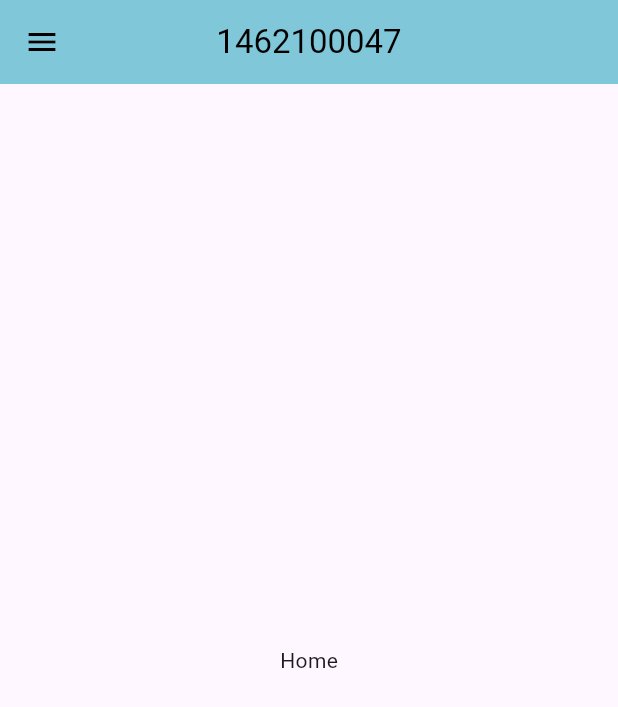
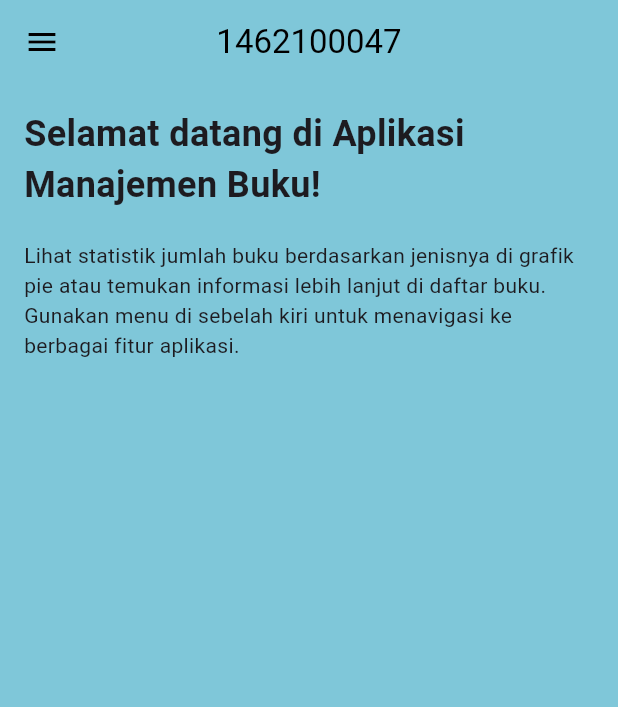
Before and after one commit to rayhanrizaldii/eas, a Flutter app: the screen it shows after launch, on a phone screen of 412 x 824 dp. Shown: the top 707 px of the screen. Run offline on Flutter 3.47's test engine with Material 3 defaults, Android fonts, the light colour scheme and no system bars; our stand-ins replace fl_chart, flutter_remix, image_picker.

Commit message:
Update Home Page

```diff
--- a/lib/pages/HomePage.dart
+++ b/lib/pages/HomePage.dart
@@ -1,14 +1,75 @@
 import 'package:flutter/material.dart';
 
-class HomePage extends StatelessWidget {
-  const HomePage({super.key});
+class HomePage extends StatefulWidget {
+  const HomePage({Key? key}) : super(key: key);
+
+  @override
+  _HomePageState createState() => _HomePageState();
+}
+
+class _HomePageState extends State<HomePage>
+    with SingleTickerProviderStateMixin {
+  late AnimationController _controller;
+  late Animation<Offset> _offsetAnimation;
+
+  @override
+  void initState() {
+    super.initState();
+
+    // Inisialisasi AnimationController dengan durasi animasi 1 detik
+    _controller = AnimationController(
+      duration: Duration(seconds: 1),
+      vsync: this,
+    );
+
+    // Inisialisasi animasi dari bawah ke atas
+    _offsetAnimation = Tween<Offset>(
+      begin: Offset(0.0, 1.0),
+      end: Offset.zero,
+    ).animate(CurvedAnimation(
+      parent: _controller,
+      curve: Curves.easeInOut,
+    ));
+
+    // Memulai animasi saat halaman dimuat
+    _controller.forward();
+  }
 
   @override
   Widget build(BuildContext context) {
-    return Scaffold(
-      body: Center(
-        child: Text('Home'),
+    return Padding(
+      padding: const EdgeInsets.all(16.0),
+      child: Column(
+        mainAxisAlignment: MainAxisAlignment.start,
+        crossAxisAlignment: CrossAxisAlignment.center,
+        children: [
+          SlideTransition(
+            position: _offsetAnimation,
+            child: Text(
+              'Selamat datang di Aplikasi Manajemen Buku!',
+              style: TextStyle(
+                fontSize: 24,
+                fontWeight: FontWeight.bold,
+              ),
+            ),
+          ),
+          SizedBox(height: 20),
+          SlideTransition(
+            position: _offsetAnimation,
+            child: Text(
+              'Lihat statistik jumlah buku berdasarkan jenisnya di grafik pie atau temukan informasi lebih lanjut di daftar buku. Gunakan menu di sebelah kiri untuk menavigasi ke berbagai fitur aplikasi.',
+              textAlign: TextAlign.start,
+              style: TextStyle(fontSize: 14),
+            ),
+          ),
+        ],
       ),
     );
   }
+
+  @override
+  void dispose() {
+    _controller.dispose();
+    super.dispose();
+  }
 }
```
